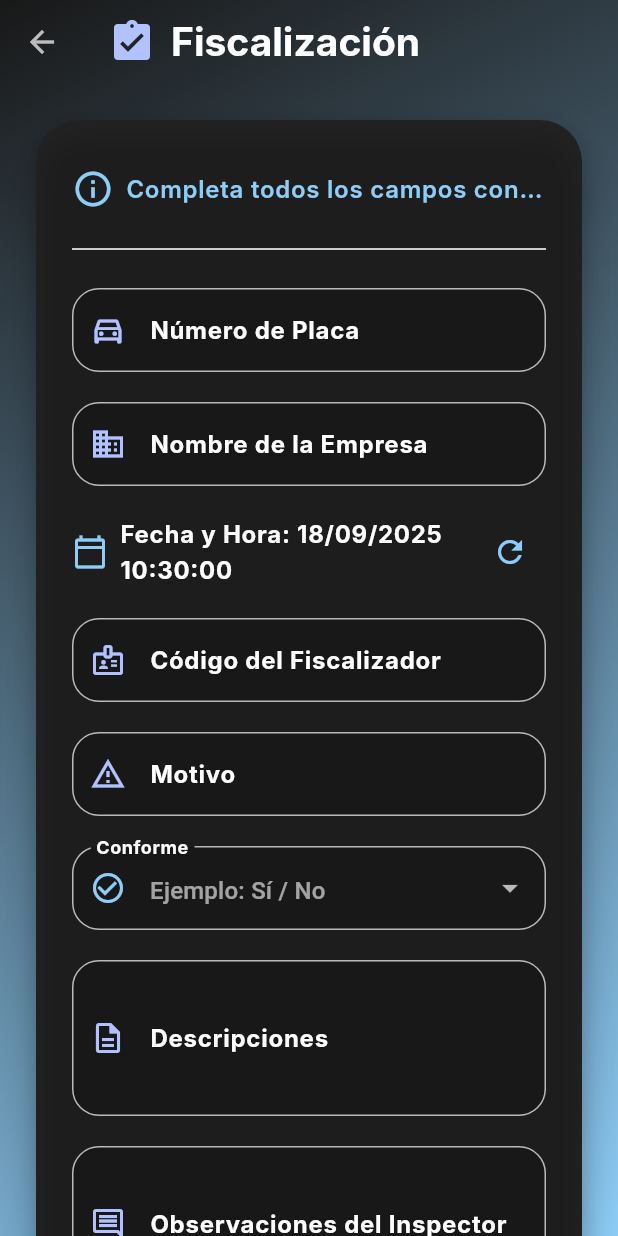
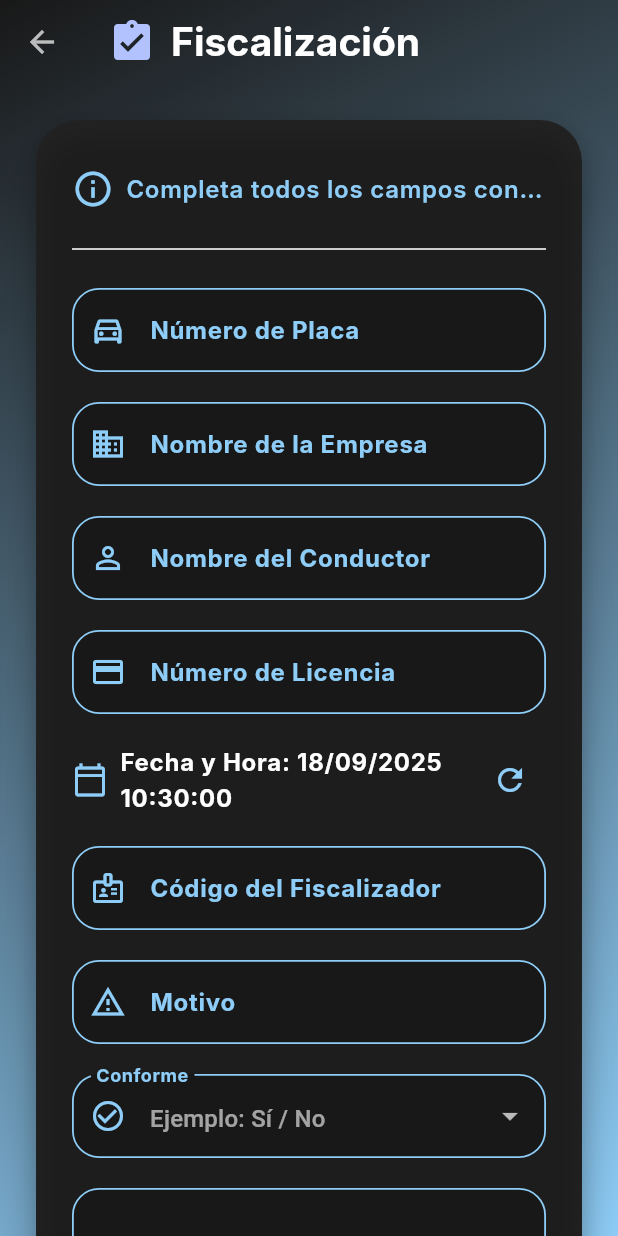
Before and after one commit to dennys3mf/App-Fiscalizacion-Joya, a Flutter app: the FiscalizacionFormScreen screen opened by its route, on a phone screen of 412 x 824 dp. Run offline on Flutter 3.47's test engine with Material 3 defaults, Android fonts, the light colour scheme and no system bars; our stand-ins replace cloud_firestore, firebase_auth, firebase_core, firebase_storage, image_picker, permission_handler and 1 more; missing offline and left inert: esc_pos_utils_plus, print_bluetooth_thermal; accounts and stored records are empty; Roboto replaces fonts that are missing (Inter).

Commit message:
Version nueva del formulario

```diff
--- a/lib/fiscalizacion_form_screen.dart
+++ b/lib/fiscalizacion_form_screen.dart
@@ -1,3 +1,4 @@
+import 'dart:io';
 import 'dart:typed_data';
 import 'package:esc_pos_utils_plus/esc_pos_utils_plus.dart';
 import 'package:firebase_auth/firebase_auth.dart';
@@ -7,10 +8,9 @@ import 'package:intl/intl.dart';
 import 'package:shared_preferences/shared_preferences.dart';
 import 'package:print_bluetooth_thermal/print_bluetooth_thermal.dart';
 import 'package:cloud_firestore/cloud_firestore.dart';
+import 'package:image_picker/image_picker.dart';
+import 'package:firebase_storage/firebase_storage.dart';
 import 'package:image/image.dart' as img;
-
-// NOTA: Se eliminó el import conflictivo de 'esc_pos_utils_plus'
-// ya que 'print_bluetooth_thermal' ya provee estas herramientas.
 
 // Tu paleta de colores personalizada
 const Color fondoNegro = Color(0xFF181818);
@@ -35,10 +35,14 @@ class _FiscalizacionFormScreenState extends State<FiscalizacionFormScreen> {
   final _fiscalizadorController = TextEditingController();
   final _motivoController = TextEditingController();
   final List<String> _opcionesConforme = ['Sí', 'No', 'Parcialmente'];
+  File? _fotoLicencia;
   final _descripcionesController = TextEditingController();
   final _observacionesInspectorController = TextEditingController();
+  final _licenciaController = TextEditingController(); // <-- NUEVO
+  final _conductorController = TextEditingController(); // <-- NUEVO
   String _fechaHoraActual = "";
   String? _conformeSeleccionado;
+
   bool _isPrinting = false;
 
   @override
@@ -49,6 +53,8 @@ class _FiscalizacionFormScreenState extends State<FiscalizacionFormScreen> {
     _motivoController.dispose();
     _descripcionesController.dispose();
     _observacionesInspectorController.dispose();
+    _licenciaController.dispose(); // <-- NUEVO
+    _conductorController.dispose(); // <-- NUEVO
     super.dispose();
   }
 
@@ -71,11 +77,65 @@ class _FiscalizacionFormScreenState extends State<FiscalizacionFormScreen> {
     _empresaController.clear();
     _motivoController.clear();
     _fiscalizadorController.clear();
+    _licenciaController.clear(); // <-- NUEVO
+    _conductorController.clear(); // <-- NUEVO
     setState(() {
       _conformeSeleccionado = null;
+      _fotoLicencia = null; // <-- NUEVO
     });
     _descripcionesController.clear();
     _observacionesInspectorController.clear();
+  }
+
+  Future<void> _tomarFoto() async {
+    final picker = ImagePicker();
+    final XFile? pickedFile = await picker.pickImage(
+      source: ImageSource.camera,
+      imageQuality: 50, // Comprime la imagen para que no sea tan pesada
+    );
+
+    if (pickedFile != null) {
+      setState(() {
+        _fotoLicencia = File(pickedFile.path);
+      });
+    }
+  }
+  final TextStyle _estiloTextoCampo = const TextStyle(
+    color: blancoDiia,
+    fontFamily: 'Inter',
+    fontSize: 16,
+  );
+
+  /// 📌 Método que decora los campos
+  InputDecoration _decoracionCampo({
+    required String label,
+    required String hint,
+    required IconData icon,
+  }) {
+    return InputDecoration(
+      labelText: label,
+      labelStyle: const TextStyle(
+        color: celesteDiia,
+        fontFamily: 'Inter',
+        fontWeight: FontWeight.bold,
+      ),
+      hintText: hint,
+      hintStyle: const TextStyle(
+        color: grisClaroDiia,
+        fontFamily: 'Inter',
+      ),
+      prefixIcon: Icon(icon, color: celesteDiia),
+      filled: true,
+      fillColor: fondoNegro,
+      enabledBorder: OutlineInputBorder(
+        borderRadius: BorderRadius.circular(18),
+        borderSide: const BorderSide(color: celesteDiia, width: 1.2),
+      ),
+      focusedBorder: OutlineInputBorder(
+        borderRadius: BorderRadius.circular(18),
+        borderSide: const BorderSide(color: azulClaroDiia, width: 1.5),
+      ),
+    );
   }
 
 // En lib/screens/fiscalizacion_form_screen.dart
@@ -89,6 +149,8 @@ class _FiscalizacionFormScreenState extends State<FiscalizacionFormScreen> {
     // 1. Validar campos
     if (_placaController.text.isEmpty ||
         _empresaController.text.isEmpty ||
+        _licenciaController.text.isEmpty ||
+        _conductorController.text.isEmpty ||
         _motivoController.text.isEmpty ||
         _fiscalizadorController.text.isEmpty) {
       if (mounted) {
@@ -124,6 +186,8 @@ class _FiscalizacionFormScreenState extends State<FiscalizacionFormScreen> {
       final boletaData = {
         'placa': _placaController.text,
         'empresa': _empresaController.text,
+        'numeroLicencia': _licenciaController.text, // <-- NUEVO
+        'nombreConductor': _conductorController.text, // <-- NUEVO
         'codigoFiscalizador': _fiscalizadorController.text,
         'motivo': _motivoController.text,
         'conforme': _conformeSeleccionado ?? 'No especificado',
@@ -132,12 +196,25 @@ class _FiscalizacionFormScreenState extends State<FiscalizacionFormScreen> {
         'fecha': FieldValue.serverTimestamp(),
         'inspectorId': user.uid,
         'inspectorEmail': user.email,
+        'urlFotoLicencia': '', // Dejamos el campo listo
       };
 
       final docRef = await FirebaseFirestore.instance
           .collection('boletas')
           .add(boletaData);
       boletaId = docRef.id; // ¡Aquí obtenemos el ID único!
+
+      String urlFotoLicencia = '';
+      if (_fotoLicencia != null) {
+        final ref = FirebaseStorage.instance.ref('licencias/$boletaId.jpg');
+        await ref.putFile(_fotoLicencia!);
+        urlFotoLicencia = await ref.getDownloadURL();
+      }
+
+      // 4. Actualizamos la boleta en Firestore con la URL de la foto
+      if (urlFotoLicencia.isNotEmpty) {
+        await docRef.update({'urlFotoLicencia': urlFotoLicencia});
+      }
 
       // --- PASO CLAVE 2: CONECTAR E IMPRIMIR ---
       final bool connected =
@@ -219,6 +296,24 @@ class _FiscalizacionFormScreenState extends State<FiscalizacionFormScreen> {
         styles: const PosStyles(align: PosAlign.center));
     bytes += generator.hr();
 
+    // --- NUEVO ENCABEZADO ---
+    bytes += generator.text('ACTA DE CONTROL N° 7003004138',
+        styles: const PosStyles(align: PosAlign.center, bold: true));
+    bytes += generator.text('D.S. 017-2009-MTC',
+        styles: const PosStyles(align: PosAlign.center));
+    bytes += generator.hr();
+    bytes +=
+        generator.text('F.1 Infraccion', styles: const PosStyles(bold: true));
+    bytes += generator.text(
+      'INFRACCIÓN DE QUIEN REALIZA ACTIVIDAD DE TRANSPORTE SIN AUTORIZACIÓN CON RESPONSABILIDAD SOLIDARIA DEL PROPIETARIO DEL VEHÍCULO. Prestar el servicio de transporte de personas, de mercancías o mixto, sin contar con autorización otorgada por la autoridad competente o utilizando una modalidad o ámbito distinto del autorizado.',
+      styles: PosStyles(align: PosAlign.center, bold: true),
+    );
+    bytes += generator.text(
+      'Quien subvencione la prestacion no autorizada incurrira en la misma infraccion...',
+      styles: PosStyles(align: PosAlign.center, bold: true),
+    );
+    bytes += generator.hr();
+
     // Datos Principales
     bytes += generator.row([
       PosColumn(text: 'Fecha:', width: 4),
@@ -232,6 +327,20 @@ class _FiscalizacionFormScreenState extends State<FiscalizacionFormScreen> {
       PosColumn(
           text: _placaController.text.toUpperCase(),
           width: 8,
+          styles: const PosStyles(align: PosAlign.right)),
+    ]);
+    bytes += generator.row([
+      PosColumn(text: 'Conductor:', width: 5),
+      PosColumn(
+          text: _conductorController.text.toUpperCase(),
+          width: 7,
+          styles: const PosStyles(align: PosAlign.right)),
+    ]);
+    bytes += generator.row([
+      PosColumn(text: 'N Licencia:', width: 5),
+      PosColumn(
+          text: _licenciaController.text.toUpperCase(),
+          width: 7,
           styles: const PosStyles(align: PosAlign.right)),
     ]);
     bytes += generator.row([
@@ -276,11 +385,17 @@ class _FiscalizacionFormScreenState extends State<FiscalizacionFormScreen> {
     bytes += generator.qrcode(qrData);
     bytes += generator.text('Escanee para verificar boleta',
         styles: const PosStyles(align: PosAlign.center));
+
+    bytes += generator.feed(2);
+    bytes += generator.text('___________________',
+        styles: const PosStyles(align: PosAlign.left));
+    bytes += generator.text('Firma del Conductor',
+        styles: const PosStyles(align: PosAlign.left));
     bytes += generator.feed(2);
     bytes += generator.text('------------------',
-        styles: const PosStyles(align: PosAlign.center));
+        styles: const PosStyles(align: PosAlign.right));
     bytes += generator.text('Firma Inspector',
-        styles: const PosStyles(align: PosAlign.center));
+        styles: const PosStyles(align: PosAlign.right));
     bytes += generator.feed(2);
     bytes += generator.cut();
 
@@ -289,8 +404,8 @@ class _FiscalizacionFormScreenState extends State<FiscalizacionFormScreen> {
 
   @override
   Widget build(BuildContext context) {
-    // Tu nuevo y excelente diseño visual se mantiene intacto
     final textTheme = Theme.of(context).textTheme;
+
     return Container(
       decoration: const BoxDecoration(
         gradient: LinearGradient(
@@ -336,7 +451,6 @@ class _FiscalizacionFormScreenState extends State<FiscalizacionFormScreen> {
                   borderRadius: BorderRadius.circular(28.0),
                   boxShadow: [
                     BoxShadow(
-                      // ignore: deprecated_member_use
                       color: Colors.black.withOpacity(0.18),
                       blurRadius: 18,
                       offset: const Offset(0, 8),
@@ -368,54 +482,61 @@ class _FiscalizacionFormScreenState extends State<FiscalizacionFormScreen> {
                     const SizedBox(height: 18),
                     const Divider(color: grisClaroDiia, thickness: 1.2),
                     const SizedBox(height: 18),
+
+                    // 🚗 Placa
                     TextField(
                       controller: _placaController,
-                      decoration: InputDecoration(
-                        labelText: 'Número de Placa',
-                        hintText: 'Ejemplo: V1A-123',
-                        labelStyle: const TextStyle(
-                            color: blancoDiia,
-                            fontFamily: 'Inter',
-                            fontWeight: FontWeight.bold),
-                        prefixIcon: const Icon(Icons.directions_car_outlined,
-                            color: azulClaroDiia),
-                        border: OutlineInputBorder(
-                            borderRadius: BorderRadius.circular(18),
-                            borderSide: const BorderSide(color: celesteDiia)),
-                        filled: true,
-                        fillColor: fondoNegro,
-                        hintStyle: const TextStyle(
-                            color: grisClaroDiia, fontFamily: 'Inter'),
+                      decoration: _decoracionCampo(
+                        label: 'Número de Placa',
+                        hint: 'Ejemplo: V1A-123',
+                        icon: Icons.directions_car_outlined,
                       ),
-                      style: const TextStyle(
-                          color: blancoDiia, fontFamily: 'Inter', fontSize: 16),
+                      style: _estiloTextoCampo,
                       textInputAction: TextInputAction.next,
                     ),
                     const SizedBox(height: 20),
+
+                    // 🏢 Empresa
                     TextField(
                       controller: _empresaController,
-                      decoration: InputDecoration(
-                        labelText: 'Nombre de la Empresa',
-                        hintText: 'Ejemplo: Transportes Perú S.A.',
-                        labelStyle: const TextStyle(
-                            color: blancoDiia,
-                            fontFamily: 'Inter',
-                            fontWeight: FontWeight.bold),
-                        prefixIcon: const Icon(Icons.business_outlined,
-                            color: azulClaroDiia),
-                        border: OutlineInputBorder(
-                            borderRadius: BorderRadius.circular(18),
-                            borderSide: const BorderSide(color: celesteDiia)),
-                        filled: true,
-                        fillColor: fondoNegro,
-                        hintStyle: const TextStyle(
-                            color: grisClaroDiia, fontFamily: 'Inter'),
+                      decoration: _decoracionCampo(
+                        label: 'Nombre de la Empresa',
+                        hint: 'Ejemplo: Transportes Perú S.A.',
+                        icon: Icons.business_outlined,
                       ),
-                      style: const TextStyle(
-                          color: blancoDiia, fontFamily: 'Inter', fontSize: 16),
+                      style: _estiloTextoCampo,
                       textInputAction: TextInputAction.next,
                     ),
                     const SizedBox(height: 20),
+
+                    // 👤 Nombre del Conductor
+                    TextField(
+                      controller: _conductorController,
+                      decoration: _decoracionCampo(
+                        label: 'Nombre del Conductor',
+                        hint: 'Ejemplo: Juan Pérez Ramírez',
+                        icon: Icons.person_outline,
+                      ),
+                      style: _estiloTextoCampo,
+                      textInputAction: TextInputAction.next,
+                    ),
+                    const SizedBox(height: 20),
+
+                    // 🔑 Nro. Licencia
+                    TextField(
+                      controller: _licenciaController,
+                      decoration: _decoracionCampo(
+                        label: 'Número de Licencia',
+                        hint: 'Ejemplo: B1234567',
+                        icon: Icons.credit_card_outlined,
+                      ),
+                      style: _estiloTextoCampo,
+                      textInputAction: TextInputAction.next,
+                    ),
+                    const SizedBox(height: 20),
+
+
+                    // 📅 Fecha y hora
                     Row(
                       children: [
                         const Icon(Icons.calendar_today_outlined,
@@ -436,72 +557,40 @@ class _FiscalizacionFormScreenState extends State<FiscalizacionFormScreen> {
                       ],
                     ),
                     const SizedBox(height: 20),
+
+                    // 👮 Fiscalizador
                     TextField(
                       controller: _fiscalizadorController,
-                      decoration: InputDecoration(
-                        labelText: 'Código del Fiscalizador',
-                        hintText: 'Ejemplo: FISC1234',
-                        labelStyle: const TextStyle(
-                            color: blancoDiia,
-                            fontFamily: 'Inter',
-                            fontWeight: FontWeight.bold),
-                        prefixIcon: const Icon(Icons.badge_outlined,
-                            color: azulClaroDiia),
-                        border: OutlineInputBorder(
-                            borderRadius: BorderRadius.circular(18),
-                            borderSide: const BorderSide(color: celesteDiia)),
-                        filled: true,
-                        fillColor: fondoNegro,
-                        hintStyle: const TextStyle(
-                            color: grisClaroDiia, fontFamily: 'Inter'),
+                      decoration: _decoracionCampo(
+                        label: 'Código del Fiscalizador',
+                        hint: 'Ejemplo: FISC1234',
+                        icon: Icons.badge_outlined,
                       ),
-                      style: const TextStyle(
-                          color: blancoDiia, fontFamily: 'Inter', fontSize: 16),
+                      style: _estiloTextoCampo,
                       textInputAction: TextInputAction.next,
                     ),
                     const SizedBox(height: 20),
+
+                    // ❗ Motivo
                     TextField(
                       controller: _motivoController,
-                      decoration: InputDecoration(
-                        labelText: 'Motivo',
-                        hintText: 'Ejemplo: Falta de documentos',
-                        labelStyle: const TextStyle(
-                            color: blancoDiia,
-                            fontFamily: 'Inter',
-                            fontWeight: FontWeight.bold),
-                        prefixIcon: const Icon(Icons.report_problem_outlined,
-                            color: azulClaroDiia),
-                        border: OutlineInputBorder(
-                            borderRadius: BorderRadius.circular(18),
-                            borderSide: const BorderSide(color: celesteDiia)),
-                        filled: true,
-                        fillColor: fondoNegro,
-                        hintStyle: const TextStyle(
-                            color: grisClaroDiia, fontFamily: 'Inter'),
+                      decoration: _decoracionCampo(
+                        label: 'Motivo',
+                        hint: 'Ejemplo: Falta de documentos',
+                        icon: Icons.report_problem_outlined,
                       ),
-                      style: const TextStyle(
-                          color: blancoDiia, fontFamily: 'Inter', fontSize: 16),
+                      style: _estiloTextoCampo,
                       textInputAction: TextInputAction.next,
                     ),
                     const SizedBox(height: 20),
+
+                    // ✅ Conforme
                     DropdownButtonFormField<String>(
                       value: _conformeSeleccionado,
-                      decoration: InputDecoration(
-                        labelText: 'Conforme',
-                        hintText: 'Ejemplo: Sí / No',
-                        labelStyle: const TextStyle(
-                            color: blancoDiia,
-                            fontFamily: 'Inter',
-                            fontWeight: FontWeight.bold),
-                        prefixIcon: const Icon(Icons.check_circle_outline,
-                            color: celesteDiia),
-                        border: OutlineInputBorder(
-                            borderRadius: BorderRadius.circular(18),
-                            borderSide: const BorderSide(color: celesteDiia)),
-                        filled: true,
-                        fillColor: fondoNegro,
-                        hintStyle: const TextStyle(
-                            color: grisClaroDiia, fontFamily: 'Inter'),
+                      decoration: _decoracionCampo(
+                        label: 'Conforme',
+                        hint: 'Ejemplo: Sí / No',
+                        icon: Icons.check_circle_outline,
                       ),
                       items: _opcionesConforme.map((String value) {
                         return DropdownMenuItem<String>(
@@ -520,57 +609,50 @@ class _FiscalizacionFormScreenState extends State<FiscalizacionFormScreen> {
                       },
                     ),
                     const SizedBox(height: 20),
+
+                    // 📝 Descripciones
                     TextField(
                       controller: _descripcionesController,
-                      decoration: InputDecoration(
-                        labelText: 'Descripciones',
-                        hintText: 'Ejemplo: Vehículo sin SOAT',
-                        labelStyle: const TextStyle(
-                            color: blancoDiia,
-                            fontFamily: 'Inter',
-                            fontWeight: FontWeight.bold),
-                        prefixIcon: const Icon(Icons.description_outlined,
-                            color: azulClaroDiia),
-                        border: OutlineInputBorder(
-                            borderRadius: BorderRadius.circular(18),
-                            borderSide: const BorderSide(color: celesteDiia)),
-                        filled: true,
-                        fillColor: fondoNegro,
-                        hintStyle: const TextStyle(
-                            color: grisClaroDiia, fontFamily: 'Inter'),
+                      decoration: _decoracionCampo(
+                        label: 'Descripciones',
+                        hint: 'Ejemplo: Vehículo sin SOAT',
+                        icon: Icons.description_outlined,
                       ),
-                      style: const TextStyle(
-                          color: blancoDiia, fontFamily: 'Inter', fontSize: 16),
+                      style: _estiloTextoCampo,
                       maxLines: 3,
                     ),
                     const SizedBox(height: 20),
+
+                    // 💬 Observaciones
                     TextField(
                       controller: _observacionesInspectorController,
-                      decoration: InputDecoration(
-                        labelText: 'Observaciones del Inspector',
-                        hintText:
+                      decoration: _decoracionCampo(
+                        label: 'Observaciones del Inspector',
+                        hint:
                             'Ejemplo: El conductor mostró actitud colaborativa',
-                        labelStyle: const TextStyle(
-                            color: blancoDiia,
-                            fontFamily: 'Inter',
-                            fontWeight: FontWeight.bold),
-                        prefixIcon: const Icon(Icons.comment_outlined,
-                            color: azulClaroDiia),
-                        border: OutlineInputBorder(
-                            borderRadius: BorderRadius.circular(18),
-                            borderSide: const BorderSide(color: celesteDiia)),
-                        filled: true,
-                        fillColor: fondoNegro,
-                        hintStyle: const TextStyle(
-                            color: grisClaroDiia, fontFamily: 'Inter'),
+                        icon: Icons.comment_outlined,
                       ),
-                      style: const TextStyle(
-                          color: blancoDiia, fontFamily: 'Inter', fontSize: 16),
+                      style: _estiloTextoCampo,
                       maxLines: 3,
                     ),
-                    const SizedBox(height: 32),
-                    const Divider(color: celesteDiia, thickness: 1.2),
-                    const SizedBox(height: 18),
+                    const SizedBox(height: 20),
+
+                    // 📸 Foto de Licencia
+                    Row(
+                      children: [
+                        OutlinedButton.icon(
+                    icon: Icon(_fotoLicencia == null ? Icons.camera_alt_outlined : Icons.check_circle, color: celesteDiia),
+                          label: Text(_fotoLicencia == null ? 'Tomar Foto de Licencia' : 'Foto Capturada', style: TextStyle(color: celesteDiia)),
+                          onPressed: _tomarFoto,
+                          style: OutlinedButton.styleFrom(
+                            side: const BorderSide(color: celesteDiia),
+                            shape: RoundedRectangleBorder(borderRadius: BorderRadius.circular(18)),
+                          ),
+                        ),
+                      ],
+                    ),
+
+                    // 🔴 Botón Finalizar
                     SizedBox(
                       width: double.infinity,
                       child: ElevatedButton.icon(
@@ -586,14 +668,12 @@ class _FiscalizacionFormScreenState extends State<FiscalizacionFormScreen> {
                                 ? 'Imprimiendo...'
                                 : 'Finalizar e Imprimir',
                             style: const TextStyle(
-                                fontFamily: 'Inter',
+                                fontFamily: 'Inter Italic',
                                 fontWeight: FontWeight.bold,
                                 fontSize: 17)),
                         style: ElevatedButton.styleFrom(
                           backgroundColor: rojoDiia,
                           foregroundColor: blancoDiia,
-                          textStyle: const TextStyle(
-                              fontWeight: FontWeight.bold, fontFamily: 'Inter'),
                           shape: RoundedRectangleBorder(
                               borderRadius: BorderRadius.circular(18)),
                           padding: const EdgeInsets.symmetric(vertical: 18),
```
Also changed, not shown: pubspec.yaml (+12 -8 lines), pubspec.lock, 7 other files.
